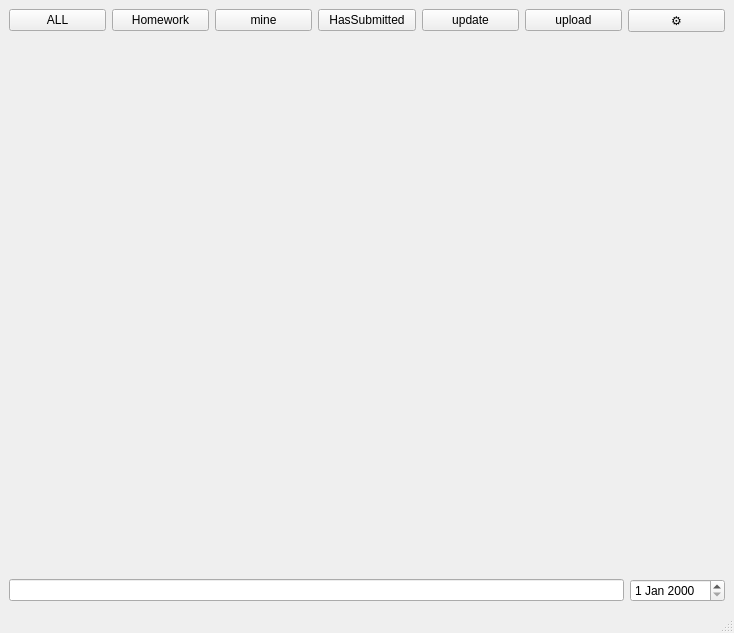
The window that homework.ui (zsz12251665/HOSS-Client) describes before a commit, drawn with Qt 5.
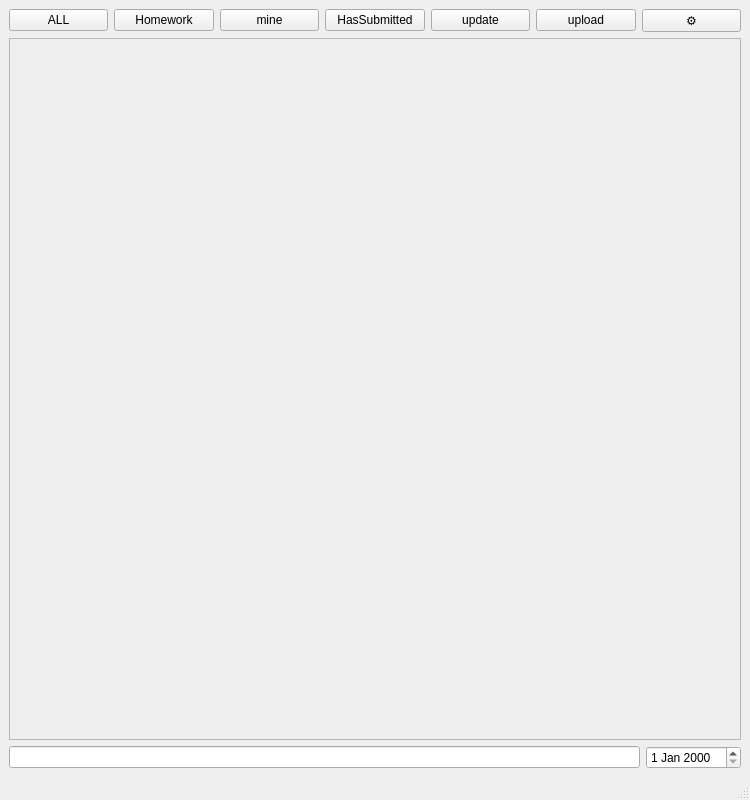
The same window after the commit.

```diff
--- a/homework.ui
+++ b/homework.ui
@@ -6,8 +6,8 @@
    <rect>
     <x>0</x>
     <y>0</y>
-    <width>734</width>
-    <height>633</height>
+    <width>750</width>
+    <height>800</height>
    </rect>
   </property>
   <property name="windowTitle">
@@ -72,11 +72,22 @@
      </layout>
     </item>
     <item>
-     <layout class="QVBoxLayout" name="task_layout">
-      <property name="sizeConstraint">
-       <enum>QLayout::SetDefaultConstraint</enum>
+     <widget class="QScrollArea" name="scrollArea">
+      <property name="widgetResizable">
+       <bool>true</bool>
       </property>
-     </layout>
+      <widget class="QWidget" name="scrollAreaWidgetContents">
+       <property name="geometry">
+        <rect>
+         <x>0</x>
+         <y>0</y>
+         <width>730</width>
+         <height>674</height>
+        </rect>
+       </property>
+       <layout class="QVBoxLayout" name="verticalLayout_3">
+        <item>
+         <layout class="QVBoxLayout" name="task_layout"/>
     </item>
     <item>
      <spacer name="verticalSpacer">
@@ -86,11 +97,15 @@
       <property name="sizeHint" stdset="0">
        <size>
         <width>20</width>
-        <height>40</height>
+            <height>645</height>
        </size>
       </property>
      </spacer>
     </item>
+       </layout>
+      </widget>
+     </widget>
+    </item>
     <item>
      <layout class="QHBoxLayout" name="horizontalLayout_2">
       <item>
```
Left out of the diff: 6 changed lines with no effect on the pictures. Lines whose indentation alone changed are shown as unchanged.
